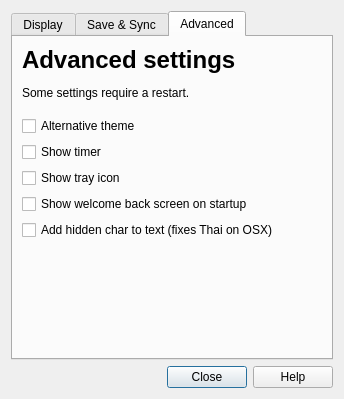
This is designer/preferences.ui in ankitects/anki as Qt 5 draws it before an edit. The edited form follows.
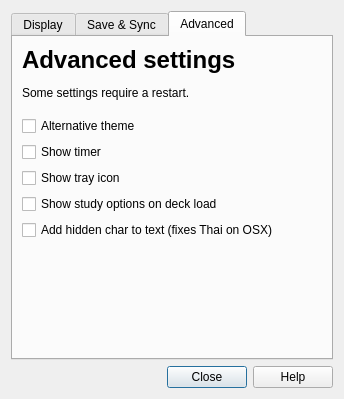
This is the edited form. The open tabs and pages were chosen to show the change.

Commit message: welcome screen > study options, disable timer when reviewing early

```diff
--- a/designer/preferences.ui
+++ b/designer/preferences.ui
@@ -355,7 +355,7 @@
          <item row="7" column="0" >
           <widget class="QCheckBox" name="showStudyOptions" >
            <property name="text" >
-            <string>Show welcome back screen on startup</string>
+            <string>Show study options on deck load</string>
            </property>
           </widget>
          </item>
```
The commit also changes 2 other files.
